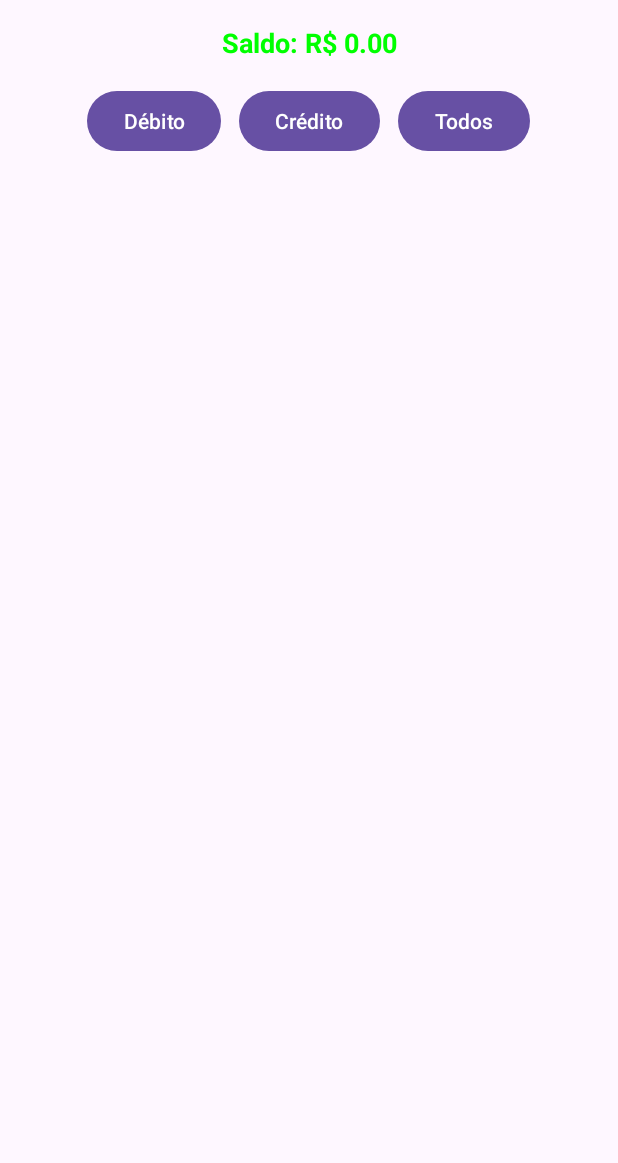
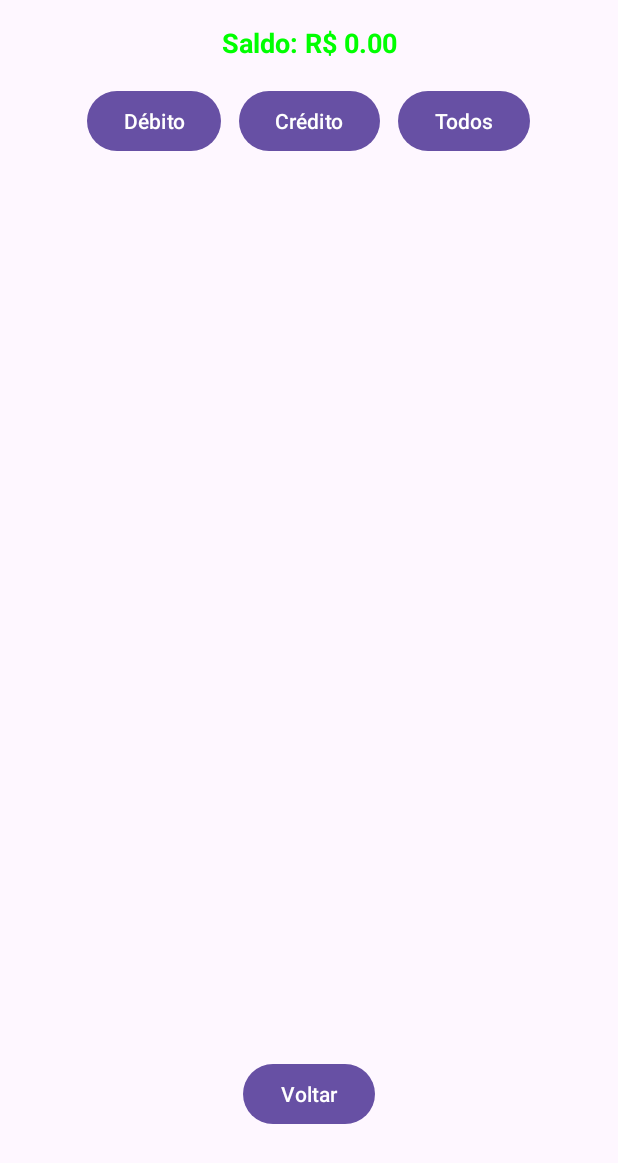
Before and after one commit to GabrielAntonioVeiga/App-02---Wallet, an Android app: the ExtratoActivity screen opened directly, with no data from a screen before it, on a phone screen of 412 x 824 dp. Shown: the top 1163 px of the screen. Run offline under Robolectric (Android 15) with nearby library versions, the phone set to English and light mode, and no system bars.

Commit message:
esqueci de mandar antes

```diff
--- a/app/src/main/AndroidManifest.xml
+++ b/app/src/main/AndroidManifest.xml
@@ -6,7 +6,7 @@
         android:allowBackup="true"
         android:dataExtractionRules="@xml/data_extraction_rules"
         android:fullBackupContent="@xml/backup_rules"
-        android:icon="@mipmap/ic_launcher"
+        android:icon="@drawable/carteira"
         android:label="@string/app_name"
         android:roundIcon="@mipmap/ic_launcher_round"
         android:supportsRtl="true"
--- a/app/src/main/java/ufpr/veiga/wallet/ui/ExtratoActivity.kt
+++ b/app/src/main/java/ufpr/veiga/wallet/ui/ExtratoActivity.kt
@@ -1,7 +1,9 @@
 package ufpr.veiga.wallet.ui
 
+import android.content.Intent
 import android.graphics.Color
 import android.os.Bundle
+import android.view.View
 import android.widget.Button
 import android.widget.TextView
 import androidx.activity.enableEdgeToEdge
@@ -56,12 +58,15 @@ class ExtratoActivity : AppCompatActivity() {
     private fun carregarLista() {
         val lista = dbHelper.listAll()
         atualizarLista(lista)
+        calcSaldo(lista)
     }
 
     private fun atualizarLista(lista: List<Transacao>) {
         adapter = TransacaoAdapter(lista)
         recyclerView.adapter = adapter
+    }
 
+    private fun calcSaldo(lista: List<Transacao>) {
         val saldo = lista.sumOf { transacao ->
             if (transacao.tipo == EnClassificacaoOperacao.CREDITO) transacao.valor
             else -transacao.valor
@@ -74,4 +79,7 @@ class ExtratoActivity : AppCompatActivity() {
             tvSaldo.setTextColor(Color.GREEN)
         }
     }
+    fun voltar(view: View){
+        startActivity(Intent(this, MainActivity::class.java))
+    }
 }
--- a/app/src/main/res/layout/activity_extrato.xml
+++ b/app/src/main/res/layout/activity_extrato.xml
@@ -11,25 +11,25 @@
         android:id="@+id/tvSaldo"
         android:layout_width="0dp"
         android:layout_height="wrap_content"
+        android:layout_margin="16dp"
+        android:gravity="center"
         android:text="Saldo: R$ 0,00"
         android:textSize="18sp"
         android:textStyle="bold"
-        android:gravity="center"
-        android:layout_margin="16dp"
-        app:layout_constraintTop_toTopOf="parent"
+        app:layout_constraintEnd_toEndOf="parent"
         app:layout_constraintStart_toStartOf="parent"
-        app:layout_constraintEnd_toEndOf="parent" />
+        app:layout_constraintTop_toTopOf="parent" />
 
     <LinearLayout
         android:id="@+id/filterLayout"
         android:layout_width="0dp"
         android:layout_height="wrap_content"
+        android:layout_margin="16dp"
+        android:gravity="center"
         android:orientation="horizontal"
-        android:gravity="center"
-        android:layout_margin="16dp"
-        app:layout_constraintTop_toBottomOf="@id/tvSaldo"
+        app:layout_constraintEnd_toEndOf="parent"
         app:layout_constraintStart_toStartOf="parent"
-        app:layout_constraintEnd_toEndOf="parent">
+        app:layout_constraintTop_toBottomOf="@id/tvSaldo">
 
         <Button
             android:id="@+id/btnDebito"
@@ -41,9 +41,9 @@
             android:id="@+id/btnCredito"
             android:layout_width="wrap_content"
             android:layout_height="wrap_content"
-            android:text="Crédito"
             android:layout_marginStart="12dp"
-            android:layout_marginEnd="12dp"/>
+            android:layout_marginEnd="12dp"
+            android:text="Crédito" />
 
         <Button
             android:id="@+id/btnTodos"
@@ -54,11 +54,25 @@
 
     <androidx.recyclerview.widget.RecyclerView
         android:id="@+id/recyclerExtrato"
-        android:layout_width="0dp"
-        android:layout_height="0dp"
+        android:layout_width="366dp"
+        android:layout_height="514dp"
+        android:layout_margin="16dp"
+        app:layout_constraintBottom_toBottomOf="parent"
+        app:layout_constraintEnd_toEndOf="parent"
+        app:layout_constraintHorizontal_bias="0.5"
+        app:layout_constraintStart_toStartOf="parent"
         app:layout_constraintTop_toBottomOf="@id/filterLayout"
+        app:layout_constraintVertical_bias="0.0" />
+
+    <Button
+        android:id="@+id/button5"
+        android:layout_width="wrap_content"
+        android:layout_height="wrap_content"
+        android:onClick="voltar"
+        android:text="Voltar"
         app:layout_constraintBottom_toBottomOf="parent"
+        app:layout_constraintEnd_toEndOf="parent"
+        app:layout_constraintHorizontal_bias="0.5"
         app:layout_constraintStart_toStartOf="parent"
-        app:layout_constraintEnd_toEndOf="parent"
-        android:layout_margin="16dp"/>
+        app:layout_constraintTop_toBottomOf="@+id/recyclerExtrato" />
 </androidx.constraintlayout.widget.ConstraintLayout>
--- a/app/src/main/res/values/colors.xml
+++ b/app/src/main/res/values/colors.xml
@@ -2,4 +2,6 @@
 <resources>
     <color name="black">#FF000000</color>
     <color name="white">#FFFFFFFF</color>
+    <color name="green">#4C01FF12</color>
+    <color name="red">#C70D0D</color>
 </resources>
--- a/app/src/main/res/values/strings.xml
+++ b/app/src/main/res/values/strings.xml
@@ -3,5 +3,6 @@
     <string name="cadastro">Cadastro</string>
     <string name="extrato">Extrato</string>
     <string name="sair">Sair</string>
+    <string name="voltar">Voltar</string>
     <string name="salvar">Salvar</string>
 </resources>
```
Also changed, not shown: app/src/main/java/ufpr/veiga/wallet/ui/CadastroActivity.kt (+8 -0 lines), app/src/main/java/ufpr/veiga/wallet/ui/TransacaoAdapter.kt (+13 -0 lines), app/src/main/res/drawable/carteira_background.xml (added, +74 -0 lines), app/src/main/res/layout/activity_cadastro.xml (+17 -4 lines), app/src/main/res/layout/activity_main.xml (+18 -16 lines), app/src/main/res/layout/item_transacao.xml (+11 -4 lines), app/src/main/res/mipmap-hdpi/carteira_foreground.webp (added), app/src/main/res/mipmap-mdpi/carteira_foreground.webp (added), app/src/main/res/mipmap-xhdpi/carteira_foreground.webp (added), app/src/main/res/mipmap-xxhdpi/carteira_foreground.webp (added), app/src/main/res/mipmap-xxxhdpi/carteira_foreground.webp (added).
